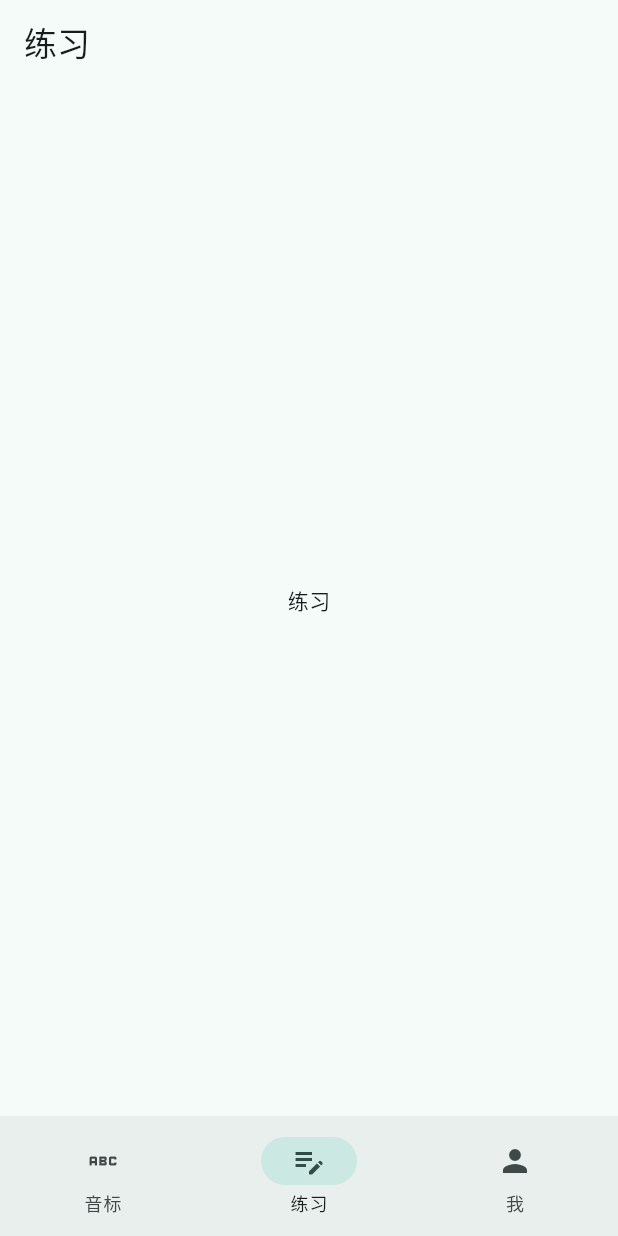
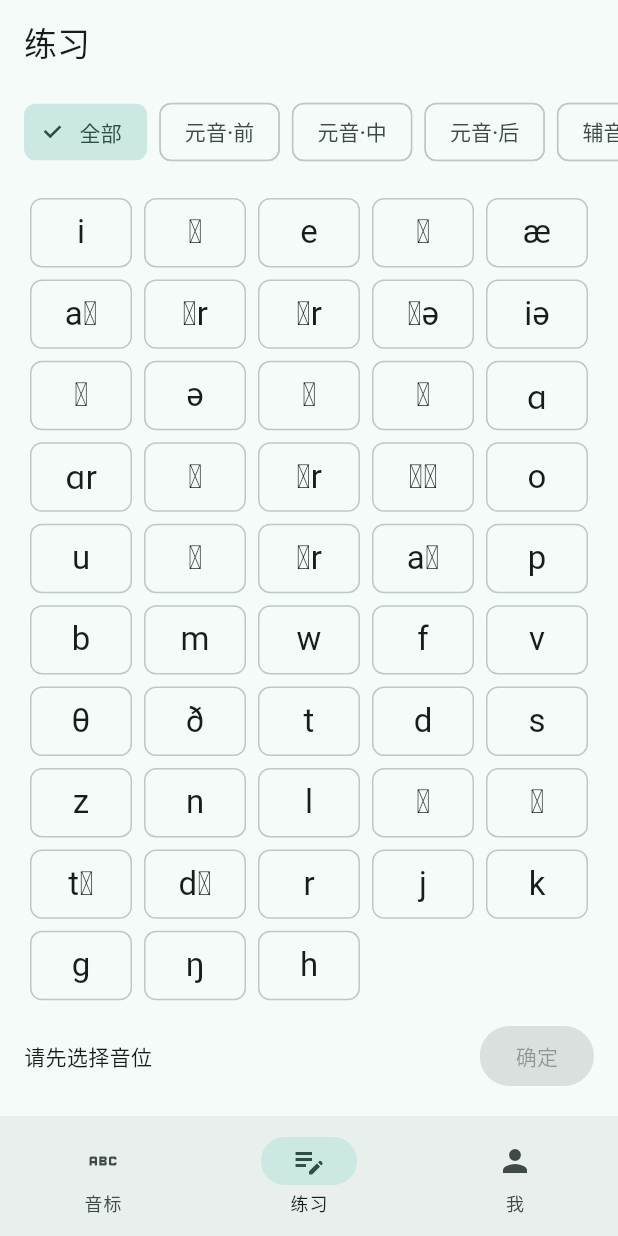
Before and after one commit to liberalluz/galatea, a Flutter app: the screen it shows after launch, item 2 of the bottom bar chosen, on a phone screen of 412 x 824 dp. Run offline on Flutter 3.47's test engine with Material 3 defaults, Android fonts, the phone set to English and light mode, and no system bars; missing offline and left inert: dart:js_interop.

Commit message:
feat(app): add the practice range selection (#18)
Why: the practice tab is still a placeholder; REQ-015 and TC-QUIZ-001
need a category tag row that filters the phoneme set, a 5-column grid
that multi-selects and deselects with the selection kept across tag
switches, and a confirm control gated until at least one phoneme is
selected with the fixed select-first hint and the fixed empty state
for filters without matches; the confirmed range is consumed by the
B12 quiz session shell
Batch: B11

```diff
--- a/app/lib/ui/chart/chart_page.dart
+++ b/app/lib/ui/chart/chart_page.dart
@@ -18,7 +18,10 @@ import '../detail/detail_page.dart';
 /// fixed hint line shows above the grid while the mode is on, and a failed
 /// playback shows the short failure notice without ever navigating.
 
-const Map<String, String> _kGroupTitles = {
+/// Chinese titles for the phonetic category groups, keyed by the catalog's
+/// `group` field. Shared with the practice range selection (`REQ-015`), so
+/// both screens label the same categories identically.
+const Map<String, String> kGroupTitles = {
   'front': '元音·前',
   'central': '元音·中',
   'back': '元音·后',
@@ -234,7 +237,7 @@ class _ChartPageState extends State<ChartPage> {
       Padding(
         padding: const EdgeInsets.only(top: 12, bottom: 8),
         child: Text(
-          _kGroupTitles[group.key] ?? group.key,
+          kGroupTitles[group.key] ?? group.key,
           style: Theme.of(context).textTheme.titleMedium,
         ),
       ),
--- /dev/null
+++ b/app/lib/ui/practice/practice_page.dart
@@ -0,0 +1,195 @@
+import 'package:flutter/material.dart';
+
+import '../../content/phoneme_catalog.dart';
+import '../chart/chart_page.dart';
+
+/// Practice range selection (`REQ-015`, `TC-QUIZ-001`, wireframe P1 practice
+/// screenshot): a category tag row filters the phoneme set, the 5-column
+/// grid multi-selects and deselects phonemes, and the confirm control is
+/// gated until at least one phoneme is selected. The quiz session that
+/// consumes the confirmed range lands in `B12`.
+class PracticePage extends StatefulWidget {
+  const PracticePage({super.key, this.catalogFuture});
+
+  /// Injectable for widget tests; production loads the bundled assets.
+  final Future<PhonemeCatalog>? catalogFuture;
+
+  @override
+  State<PracticePage> createState() => _PracticePageState();
+}
+
+class _PracticePageState extends State<PracticePage> {
+  static const String _kAllTag = 'all';
+
+  late final Future<PhonemeCatalog> _catalog =
+      widget.catalogFuture ?? loadPhonemeCatalog();
+
+  String _activeTag = _kAllTag;
+  final Set<String> _selected = <String>{};
+
+  void _selectTag(String tag) => setState(() => _activeTag = tag);
+
+  void _toggle(String id) => setState(() {
+    if (!_selected.add(id)) _selected.remove(id);
+  });
+
+  void _clearFilter() => setState(() => _activeTag = _kAllTag);
+
+  @override
+  Widget build(BuildContext context) {
+    return FutureBuilder<PhonemeCatalog>(
+      future: _catalog,
+      builder: (context, snapshot) {
+        if (!snapshot.hasData) {
+          return const Center(child: CircularProgressIndicator());
+        }
+        final catalog = snapshot.data!;
+        final visible = catalog.entries
+            .where(
+              (entry) => _activeTag == _kAllTag || entry.group == _activeTag,
+            )
+            .toList(growable: false);
+        return Column(
+          children: [
+            _tagRow(catalog.entries),
+            Expanded(child: _gridOrEmpty(visible)),
+            _confirmBar(),
+          ],
+        );
+      },
+    );
+  }
+
+  /// The category tag row: the fixed `all` tag first, then one tag per
+  /// group in first-appearance (catalog) order, reusing the chart page's
+  /// Chinese titles.
+  Widget _tagRow(List<PhonemeCatalogEntry> entries) {
+    final groups = <String>[];
+    for (final entry in entries) {
+      if (!groups.contains(entry.group)) groups.add(entry.group);
+    }
+    return SingleChildScrollView(
+      key: const ValueKey('range-tags'),
+      scrollDirection: Axis.horizontal,
+      padding: const EdgeInsets.fromLTRB(16, 8, 16, 0),
+      child: Row(
+        children: [
+          Padding(
+            padding: const EdgeInsets.only(right: 8),
+            child: _tag(_kAllTag, '全部'),
+          ),
+          for (final group in groups)
+            Padding(
+              padding: const EdgeInsets.only(right: 8),
+              child: _tag(group, kGroupTitles[group] ?? group),
+            ),
+        ],
+      ),
+    );
+  }
+
+  Widget _tag(String tag, String label) {
+    final selected = _activeTag == tag;
+    return ChoiceChip(
+      key: ValueKey('range-tag-$tag'),
+      label: Text(label),
+      selected: selected,
+      onSelected: (_) => _selectTag(tag),
+    );
+  }
+
+  Widget _gridOrEmpty(List<PhonemeCatalogEntry> visible) {
+    if (visible.isEmpty) {
+      return Center(
+        child: Column(
+          mainAxisSize: MainAxisSize.min,
+          children: [
+            const Text('该类别暂无音位', key: ValueKey('range-empty')),
+            TextButton(
+              key: const ValueKey('range-clear'),
+              onPressed: _clearFilter,
+              child: const Text('清空筛选'),
+            ),
+          ],
+        ),
+      );
+    }
+    return GridView.count(
+      key: const ValueKey('range-grid'),
+      crossAxisCount: 5,
+      padding: const EdgeInsets.all(16),
+      childAspectRatio: 1.4,
+      children: [for (final entry in visible) _cell(entry)],
+    );
+  }
+
+  Widget _cell(PhonemeCatalogEntry entry) {
+    final selected = _selected.contains(entry.id);
+    return InkWell(
+      key: ValueKey('range-cell-${entry.id}'),
+      onTap: () => _toggle(entry.id),
+      child: Container(
+        alignment: Alignment.center,
+        margin: const EdgeInsets.all(4),
+        decoration: BoxDecoration(
+          border: Border.all(
+            color: selected
+                ? Theme.of(context).colorScheme.primary
+                : Theme.of(context).colorScheme.outlineVariant,
+          ),
+          borderRadius: BorderRadius.circular(8),
+        ),
+        child: Stack(
+          alignment: Alignment.center,
+          children: [
+            Text(
+              entry.printGlyph,
+              style: Theme.of(context).textTheme.titleLarge,
+            ),
+            if (selected)
+              Align(
+                alignment: Alignment.topRight,
+                child: Icon(
+                  Icons.check_circle,
+                  size: 16,
+                  key: ValueKey('range-check-${entry.id}'),
+                  color: Theme.of(context).colorScheme.primary,
+                ),
+              ),
+          ],
+        ),
+      ),
+    );
+  }
+
+  /// The gated confirm bar: disabled with the fixed select-first hint while
+  /// nothing is selected (`TC-QUIZ-001`, ux-flows failure branch); enabled
+  /// with the selection count once at least one phoneme is selected. The
+  /// confirmed range is consumed by the B12 quiz session shell.
+  Widget _confirmBar() {
+    final gated = _selected.isEmpty;
+    return Padding(
+      padding: const EdgeInsets.fromLTRB(16, 8, 16, 16),
+      child: Row(
+        children: [
+          if (gated)
+            const Expanded(
+              child: Text('请先选择音位', key: ValueKey('range-select-first')),
+            )
+          else
+            Expanded(
+              child: Text(
+                '已选 ${_selected.length} 个',
+                key: const ValueKey('range-count'),
+              ),
+            ),
+          FilledButton(
+            key: const ValueKey('range-confirm'),
+            onPressed: gated ? null : () {},
+            child: const Text('确定'),
+          ),
+        ],
+      ),
+    );
+  }
+}
--- a/app/lib/ui/shell/shell_page.dart
+++ b/app/lib/ui/shell/shell_page.dart
@@ -6,6 +6,7 @@ import '../../content/examples.dart';
 import '../../content/glyphs.dart';
 import '../../content/phoneme_catalog.dart';
 import '../chart/chart_page.dart';
+import '../practice/practice_page.dart';
 
 /// Root shell: three fixed tabs (chart / practice / me), chart is the default
 /// (`S3`, wireframe P0). The reading-mode switch sits at the top right of the
@@ -70,7 +71,7 @@ class _ShellPageState extends State<ShellPage> {
             audioService: widget.audioService,
             readingMode: _readingMode,
           ),
-          const PlaceholderTab(label: '练习'),
+          PracticePage(catalogFuture: widget.catalogFuture),
           const PlaceholderTab(label: '我'),
         ],
       ),
```
Also changed, not shown: 2 other files.
